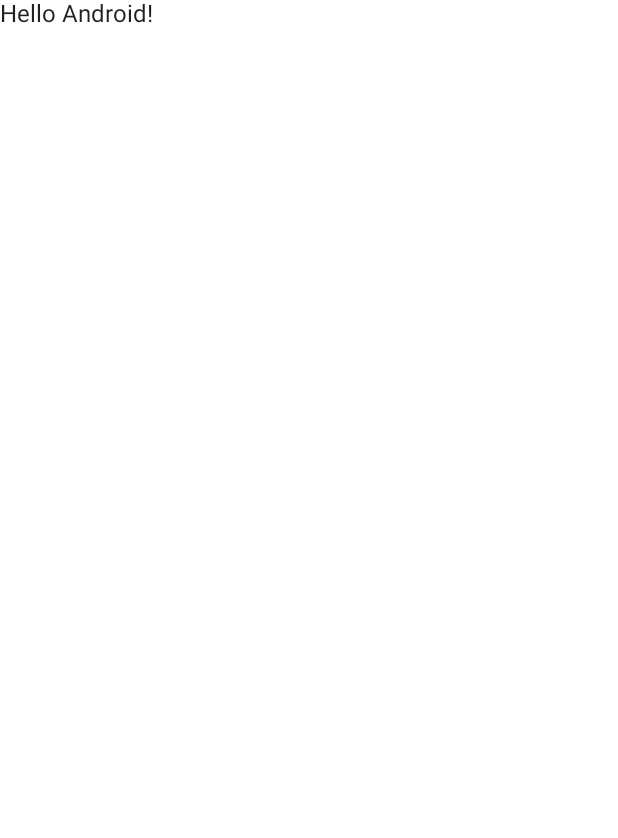
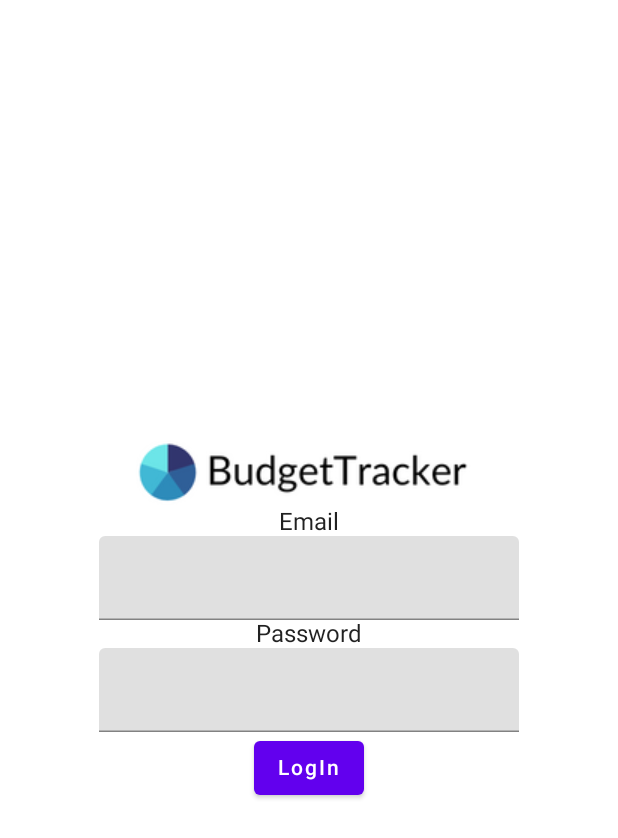
Before and after one commit to mobile-development-project-group-7/Mobile-Development-Project-Group-7, an Android app built with Jetpack Compose: the screen it shows after launch (MainActivity), on a phone screen of 412 x 824 dp. Before the commit the part shown is almost empty. Shown: the top 838 px of the screen. Run offline under Robolectric (Android 15) with nearby library versions, the phone set to English and light mode, and no system bars.

Commit message:
basic components

```diff
--- a/app/src/main/java/com/example/mdp7/MainActivity.kt
+++ b/app/src/main/java/com/example/mdp7/MainActivity.kt
@@ -3,36 +3,81 @@ package com.example.mdp7
 import android.os.Bundle
 import androidx.activity.ComponentActivity
 import androidx.activity.compose.setContent
-import androidx.compose.material.MaterialTheme
-import androidx.compose.material.Surface
-import androidx.compose.material.Text
-import androidx.compose.runtime.Composable
+import androidx.compose.foundation.Image
+import androidx.compose.foundation.layout.*
+import androidx.compose.ui.Modifier
+import androidx.compose.ui.res.painterResource
 import androidx.compose.ui.tooling.preview.Preview
+import androidx.compose.ui.unit.dp
 import com.example.mdp7.ui.theme.MDP7Theme
+import androidx.compose.material.*
+import androidx.compose.runtime.*
+import androidx.compose.ui.Alignment
+import androidx.compose.ui.text.input.TextFieldValue
+
 
 class MainActivity : ComponentActivity() {
     override fun onCreate(savedInstanceState: Bundle?) {
         super.onCreate(savedInstanceState)
         setContent {
             MDP7Theme {
-                // A surface container using the 'background' color from the theme
-                Surface(color = MaterialTheme.colors.background) {
-                    Greeting("Android")
-                }
+                MyApp()
             }
         }
     }
 }
 
 @Composable
-fun Greeting(name: String) {
-    Text(text = "Hello $name!")
+fun MyApp() {
+    Column(
+        modifier = Modifier.fillMaxSize(),
+        verticalArrangement = Arrangement.Center,
+        horizontalAlignment = Alignment.CenterHorizontally
+    ) {
+        Image(
+            painter = painterResource(R.drawable.budgettracker),
+            contentDescription = "Logo",
+            modifier = Modifier
+                .width(250.dp)
+                .height(50.dp)
+        )
+        Text (text = "Email")
+        TextField(
+            Modifier
+                .width(200.dp)
+                .height(30.dp)
+                .padding(25.dp)
+        )
+        Text (text = "Password")
+        TextField(
+            modifier = Modifier
+                .width(200.dp)
+                .height(30.dp)
+                .padding(25.dp)
+        )
+        Button(onClick = { /*TODO*/ }) {
+            Text("LogIn")
+        }
+    }
 }
 
-@Preview(showBackground = true)
+@Composable
+fun TextField(modifier: Modifier) {
+    var text by remember { mutableStateOf(TextFieldValue("")) }
+    TextField(
+
+        value = text,
+        onValueChange = { newText ->
+            text = newText
+        }
+    )
+}
+
+
+@Preview(showBackground = true, widthDp = 360, heightDp = 800)
 @Composable
 fun DefaultPreview() {
     MDP7Theme {
-        Greeting("Android")
+        MyApp()
     }
 }
```
Also changed, not shown: app/src/main/res/drawable/budgettracker.png (added).
